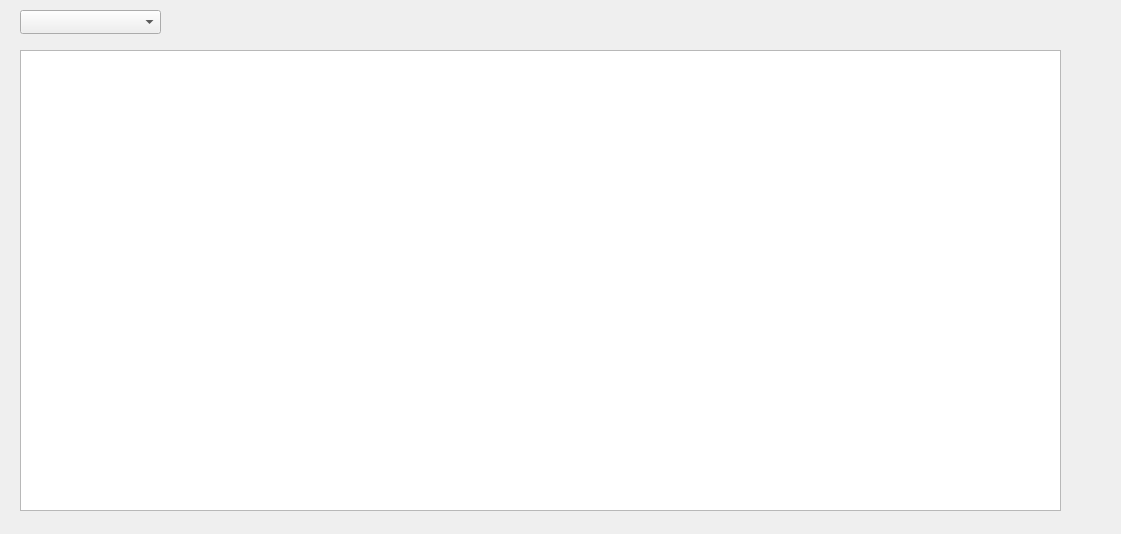
First picture: the form in TrackModel/trackmodeldisplay.ui, repository marmysl/ece1140, before the edit.
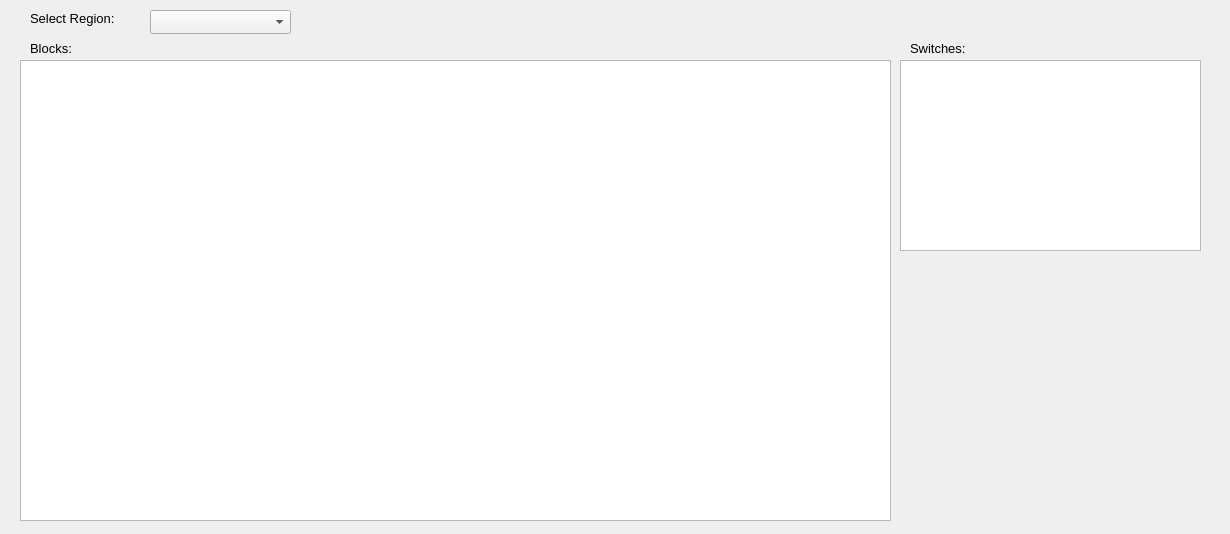
Second picture: the form after the edit.

Commit message: Add switches to UI, setup dataChanged events

Diff of the .ui file:
```diff
--- a/TrackModel/trackmodeldisplay.ui
+++ b/TrackModel/trackmodeldisplay.ui
@@ -6,7 +6,7 @@
    <rect>
     <x>0</x>
     <y>0</y>
-    <width>1121</width>
+    <width>1230</width>
     <height>534</height>
    </rect>
   </property>
@@ -16,7 +16,7 @@
   <widget class="QComboBox" name="regionComboBox">
    <property name="geometry">
     <rect>
-     <x>20</x>
+     <x>150</x>
      <y>10</y>
      <width>141</width>
      <height>24</height>
@@ -27,12 +27,76 @@
    <property name="geometry">
     <rect>
      <x>20</x>
-     <y>50</y>
-     <width>1041</width>
+     <y>60</y>
+     <width>871</width>
      <height>461</height>
     </rect>
    </property>
   </widget>
+  <widget class="QTableView" name="switchTableView">
+   <property name="geometry">
+    <rect>
+     <x>900</x>
+     <y>60</y>
+     <width>301</width>
+     <height>191</height>
+    </rect>
+   </property>
+  </widget>
+  <widget class="QLabel" name="label">
+   <property name="geometry">
+    <rect>
+     <x>30</x>
+     <y>40</y>
+     <width>55</width>
+     <height>16</height>
+    </rect>
+   </property>
+   <property name="font">
+    <font>
+     <pointsize>10</pointsize>
+    </font>
+   </property>
+   <property name="text">
+    <string>Blocks:</string>
+   </property>
+  </widget>
+  <widget class="QLabel" name="label_2">
+   <property name="geometry">
+    <rect>
+     <x>910</x>
+     <y>40</y>
+     <width>91</width>
+     <height>16</height>
+    </rect>
+   </property>
+   <property name="font">
+    <font>
+     <pointsize>10</pointsize>
+    </font>
+   </property>
+   <property name="text">
+    <string>Switches:</string>
+   </property>
+  </widget>
+  <widget class="QLabel" name="label_3">
+   <property name="geometry">
+    <rect>
+     <x>30</x>
+     <y>10</y>
+     <width>121</width>
+     <height>16</height>
+    </rect>
+   </property>
+   <property name="font">
+    <font>
+     <pointsize>10</pointsize>
+    </font>
+   </property>
+   <property name="text">
+    <string>Select Region:</string>
+   </property>
+  </widget>
  </widget>
  <resources/>
  <connections/>
```
The commit also changes 9 other files.
